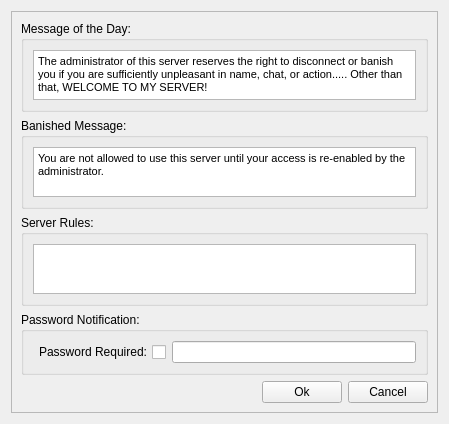
StarixWoS/ReMix, file ui/messages.ui: the form before one commit.
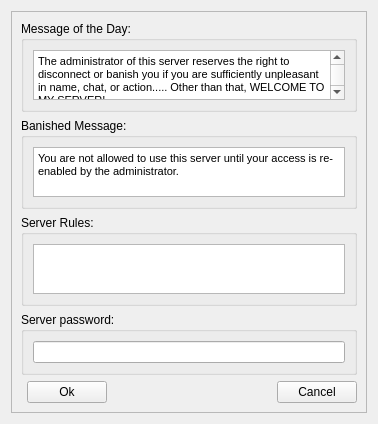
The form after the commit.

```diff
--- a/ui/messages.ui
+++ b/ui/messages.ui
@@ -6,8 +6,8 @@
    <rect>
     <x>0</x>
     <y>0</y>
-    <width>449</width>
-    <height>387</height>
+    <width>378</width>
+    <height>415</height>
    </rect>
   </property>
   <property name="windowTitle">
@@ -23,14 +23,39 @@
       <enum>QFrame::Raised</enum>
      </property>
      <layout class="QGridLayout" name="gridLayout_2">
-      <item row="0" column="0" colspan="3">
-       <widget class="QGroupBox" name="groupBox">
+      <item row="3" column="0" colspan="4">
+       <widget class="QGroupBox" name="groupBox_3">
         <property name="title">
-         <string>Message of the Day:</string>
+         <string>Server password:</string>
         </property>
-        <layout class="QGridLayout" name="gridLayout_3">
+        <layout class="QGridLayout" name="gridLayout_5">
          <item row="0" column="0">
-          <widget class="QTextEdit" name="motdEdit">
+          <widget class="QLineEdit" name="pwdEdit">
+           <property name="text">
+            <string/>
+           </property>
+           <property name="maxLength">
+            <number>512</number>
+           </property>
+           <property name="echoMode">
+            <enum>QLineEdit::PasswordEchoOnEdit</enum>
+           </property>
+           <property name="clearButtonEnabled">
+            <bool>true</bool>
+           </property>
+          </widget>
+         </item>
+        </layout>
+       </widget>
+      </item>
+      <item row="2" column="0" colspan="4">
+       <widget class="QGroupBox" name="groupBox_4">
+        <property name="title">
+         <string>Server Rules:</string>
+        </property>
+        <layout class="QGridLayout" name="gridLayout_6">
+         <item row="0" column="0">
+          <widget class="QTextEdit" name="rulesEdit">
            <property name="minimumSize">
             <size>
              <width>0</width>
@@ -43,13 +68,6 @@
              <height>50</height>
             </size>
            </property>
-           <property name="html">
-            <string>&lt;!DOCTYPE HTML PUBLIC &quot;-//W3C//DTD HTML 4.0//EN&quot; &quot;http://www.w3.org/TR/REC-html40/strict.dtd&quot;&gt;
-&lt;html&gt;&lt;head&gt;&lt;meta name=&quot;qrichtext&quot; content=&quot;1&quot; /&gt;&lt;style type=&quot;text/css&quot;&gt;
-p, li { white-space: pre-wrap; }
-&lt;/style&gt;&lt;/head&gt;&lt;body style=&quot; font-family:'MS Shell Dlg 2'; font-size:8.25pt; font-weight:400; font-style:normal;&quot;&gt;
-&lt;p style=&quot; margin-top:0px; margin-bottom:0px; margin-left:0px; margin-right:0px; -qt-block-indent:0; text-indent:0px;&quot;&gt;&lt;span style=&quot; font-size:8pt;&quot;&gt;The administrator of this server reserves the right to disconnect or banish you if you are sufficiently unpleasant in name, chat, or action..... Other than that, WELCOME TO MY SERVER!&lt;/span&gt;&lt;/p&gt;&lt;/body&gt;&lt;/html&gt;</string>
-           </property>
            <property name="acceptRichText">
             <bool>false</bool>
            </property>
@@ -58,7 +76,7 @@
         </layout>
        </widget>
       </item>
-      <item row="1" column="0" colspan="3">
+      <item row="1" column="0" colspan="4">
        <widget class="QGroupBox" name="groupBox_2">
         <property name="title">
          <string>Banished Message:</string>
@@ -93,14 +111,14 @@
         </layout>
        </widget>
       </item>
-      <item row="2" column="0" colspan="3">
-       <widget class="QGroupBox" name="groupBox_4">
+      <item row="0" column="0" colspan="4">
+       <widget class="QGroupBox" name="groupBox">
         <property name="title">
-         <string>Server Rules:</string>
+         <string>Message of the Day:</string>
         </property>
-        <layout class="QGridLayout" name="gridLayout_6">
+        <layout class="QGridLayout" name="gridLayout_3">
          <item row="0" column="0">
-          <widget class="QTextEdit" name="rulesEdit">
+          <widget class="QTextEdit" name="motdEdit">
            <property name="minimumSize">
             <size>
              <width>0</width>
@@ -113,6 +131,13 @@
              <height>50</height>
             </size>
            </property>
+           <property name="html">
+            <string>&lt;!DOCTYPE HTML PUBLIC &quot;-//W3C//DTD HTML 4.0//EN&quot; &quot;http://www.w3.org/TR/REC-html40/strict.dtd&quot;&gt;
+&lt;html&gt;&lt;head&gt;&lt;meta name=&quot;qrichtext&quot; content=&quot;1&quot; /&gt;&lt;style type=&quot;text/css&quot;&gt;
+p, li { white-space: pre-wrap; }
+&lt;/style&gt;&lt;/head&gt;&lt;body style=&quot; font-family:'MS Shell Dlg 2'; font-size:8.25pt; font-weight:400; font-style:normal;&quot;&gt;
+&lt;p style=&quot; margin-top:0px; margin-bottom:0px; margin-left:0px; margin-right:0px; -qt-block-indent:0; text-indent:0px;&quot;&gt;&lt;span style=&quot; font-size:8pt;&quot;&gt;The administrator of this server reserves the right to disconnect or banish you if you are sufficiently unpleasant in name, chat, or action..... Other than that, WELCOME TO MY SERVER!&lt;/span&gt;&lt;/p&gt;&lt;/body&gt;&lt;/html&gt;</string>
+           </property>
            <property name="acceptRichText">
             <bool>false</bool>
            </property>
@@ -121,7 +146,27 @@
         </layout>
        </widget>
       </item>
-      <item row="4" column="0">
+      <item row="4" column="1">
+       <widget class="QPushButton" name="saveSettings">
+        <property name="text">
+         <string>Ok</string>
+        </property>
+        <property name="autoDefault">
+         <bool>false</bool>
+        </property>
+       </widget>
+      </item>
+      <item row="4" column="3">
+       <widget class="QPushButton" name="reloadSettings">
+        <property name="text">
+         <string>Cancel</string>
+        </property>
+        <property name="autoDefault">
+         <bool>false</bool>
+        </property>
+       </widget>
+      </item>
+      <item row="4" column="2">
        <spacer name="horizontalSpacer">
         <property name="orientation">
          <enum>Qt::Horizontal</enum>
@@ -134,61 +179,6 @@
         </property>
        </spacer>
       </item>
-      <item row="4" column="1">
-       <widget class="QPushButton" name="saveSettings">
-        <property name="text">
-         <string>Ok</string>
-        </property>
-        <property name="autoDefault">
-         <bool>false</bool>
-        </property>
-       </widget>
-      </item>
-      <item row="4" column="2">
-       <widget class="QPushButton" name="reloadSettings">
-        <property name="text">
-         <string>Cancel</string>
-        </property>
-        <property name="autoDefault">
-         <bool>false</bool>
-        </property>
-       </widget>
-      </item>
-      <item row="3" column="0" colspan="3">
-       <widget class="QGroupBox" name="groupBox_3">
-        <property name="title">
-         <string>Password Notification:</string>
-        </property>
-        <layout class="QGridLayout" name="gridLayout_5">
-         <item row="0" column="0">
-          <widget class="QCheckBox" name="reqPasword">
-           <property name="layoutDirection">
-            <enum>Qt::RightToLeft</enum>
-           </property>
-           <property name="text">
-            <string>Password Required:</string>
-           </property>
-          </widget>
-         </item>
-         <item row="0" column="1">
-          <widget class="QLineEdit" name="pwdEdit">
-           <property name="text">
-            <string/>
-           </property>
-           <property name="maxLength">
-            <number>512</number>
-           </property>
-           <property name="echoMode">
-            <enum>QLineEdit::PasswordEchoOnEdit</enum>
-           </property>
-           <property name="clearButtonEnabled">
-            <bool>true</bool>
-           </property>
-          </widget>
-         </item>
-        </layout>
-       </widget>
-      </item>
      </layout>
     </widget>
    </item>
```
